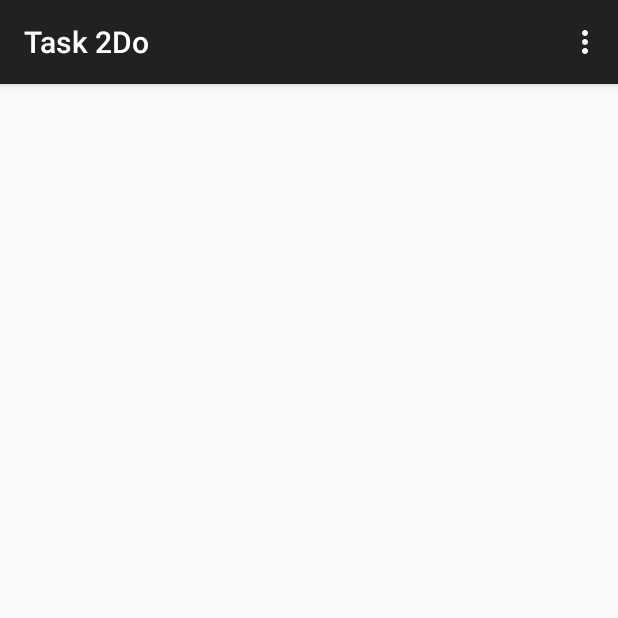
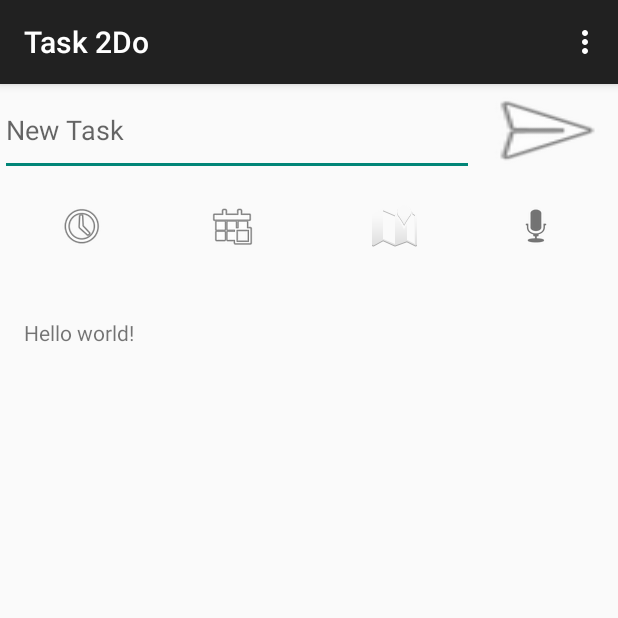
Before and after one commit to iofirag/Task2Do, an Android app: the screen it shows after launch (MainActivity), on a phone screen of 412 x 824 dp, the top half of it. Run offline under Robolectric (Android 15) with nearby library versions, the phone set to English and light mode, and no system bars.

Commit message:
change some layout

```diff
--- /dev/null
+++ b/task2do/src/main/res/layout/activity_main.xml
@@ -0,0 +1,100 @@
+<LinearLayout xmlns:android="http://schemas.android.com/apk/res/android"
+    xmlns:tools="http://schemas.android.com/tools"
+    android:id="@+id/container"
+    android:layout_width="match_parent"
+    android:layout_height="match_parent"
+    tools:context="com.oa.task2do.MainActivity"
+    tools:ignore="MergeRootFrame"
+    android:orientation="vertical">
+
+
+    <LinearLayout
+        android:orientation="horizontal"
+        android:layout_width="fill_parent"
+        android:layout_height="wrap_content"
+        android:id="@+id/newTaskLine_button">
+
+        <EditText
+            android:layout_width="316dp"
+            android:layout_height="61dp"
+            android:id="@+id/etNewTask"
+            android:layout_gravity="left|top"
+            android:autoText="false"
+            android:editable="false"
+            android:enabled="true"
+            android:focusableInTouchMode="true"
+            android:hint="New Task" />
+
+        <ImageButton
+            android:layout_width="match_parent"
+            android:layout_height="61dp"
+            android:id="@+id/imageButton"
+            android:layout_gravity="right|top"
+            android:background="@android:drawable/ic_menu_send" />
+
+    </LinearLayout>
+
+    <LinearLayout
+        android:orientation="horizontal"
+        android:layout_width="fill_parent"
+        android:layout_height="67dp"
+        android:layout_gravity="center_horizontal"
+        android:baselineAligned="false"
+        android:measureWithLargestChild="false"
+        android:textAlignment="center"
+        android:visibility="visible"
+        android:gravity="center"
+        android:weightSum="1"
+        android:id="@+id/functionsTab">
+
+        <ImageButton
+            android:layout_width="wrap_content"
+            android:layout_height="wrap_content"
+            android:id="@+id/imageButton2"
+            android:background="@android:drawable/ic_menu_recent_history" />
+
+        <TableLayout
+            android:layout_width="53dp"
+            android:layout_height="fill_parent"
+            android:layout_weight="0.14"></TableLayout>
+
+        <ImageButton
+            android:layout_width="wrap_content"
+            android:layout_height="wrap_content"
+            android:id="@+id/imageButton3"
+            android:background="@android:drawable/ic_menu_today" />
+
+        <TableLayout
+            android:layout_width="62dp"
+            android:layout_height="fill_parent"
+            android:layout_weight="0.14"></TableLayout>
+
+        <ImageButton
+            android:layout_width="wrap_content"
+            android:layout_height="wrap_content"
+            android:id="@+id/imageButton4"
+            android:background="@android:drawable/ic_dialog_map" />
+
+        <TableLayout
+            android:layout_width="61dp"
+            android:layout_height="fill_parent"
+            android:layout_weight="0.01"></TableLayout>
+
+        <ImageButton
+            android:layout_width="wrap_content"
+            android:layout_height="wrap_content"
+            android:id="@+id/imageButton5"
+            android:background="@android:drawable/ic_btn_speak_now" />
+    </LinearLayout>
+
+    <ListView
+        android:layout_width="wrap_content"
+        android:layout_height="wrap_content"
+        android:id="@+id/listView"
+        android:choiceMode="singleChoice"
+        android:clickable="true"
+        android:longClickable="true"
+        android:stackFromBottom="false"
+        android:paddingTop="5pt" />
+
+</LinearLayout>
```
Also changed, not shown: task2do/src/main/res/layout/task_format.xml (+76 -19 lines), task2do/src/main/res/layout/date.xml (renamed from task2do/src/main/res/layout/data.xml).
